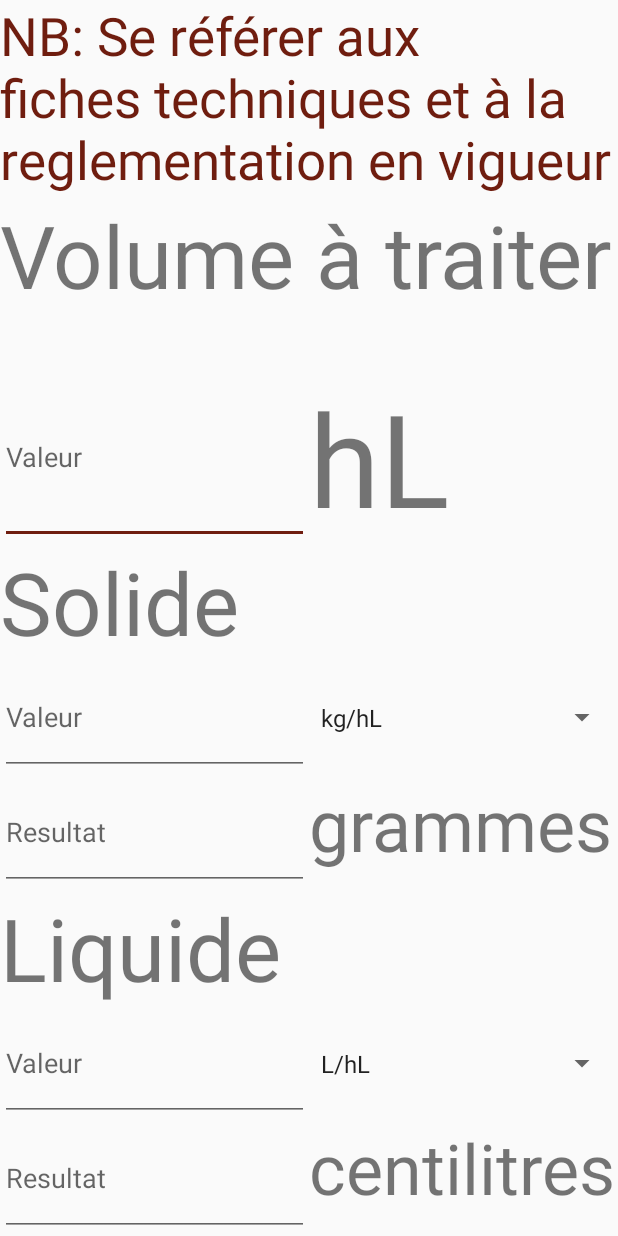
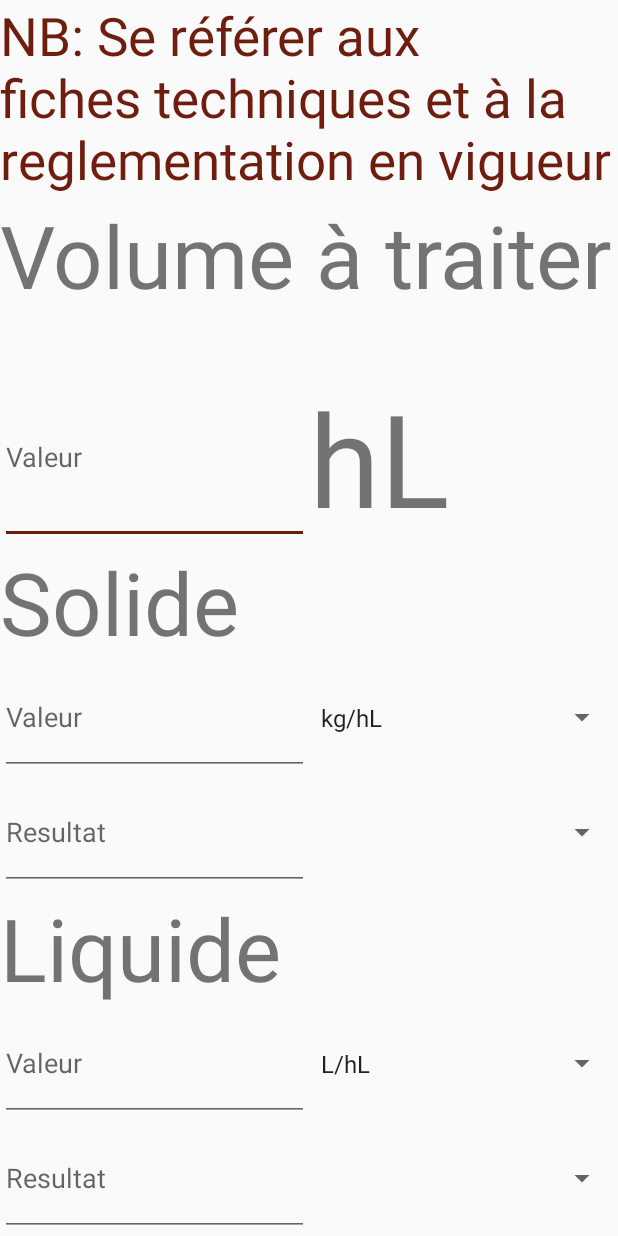
Before and after one commit to Hekmil/moreauoenoappclient, an Android app: the Ajout screen opened directly, with no data from a screen before it, on a phone screen of 412 x 824 dp. Run offline under Robolectric (Android 15) with nearby library versions, the phone set to English and light mode, and no system bars.

Commit message:
Version 14/11/2018

```diff
--- a/app/src/main/res/layout/activity_ajout.xml
+++ b/app/src/main/res/layout/activity_ajout.xml
@@ -129,13 +129,11 @@
                     android:hint="Resultat"
                     android:inputType="numberDecimal" />
 
-                <TextView
-                    android:id="@+id/textView14"
+                <Spinner
+                    android:id="@+id/spinner1"
                     android:layout_width="match_parent"
                     android:layout_height="match_parent"
-                    android:layout_weight="1"
-                    android:text="grammes"
-                    app:autoSizeTextType="uniform" />
+                    android:layout_weight="1" />
             </LinearLayout>
         </LinearLayout>
 
@@ -194,13 +192,11 @@
                     android:hint="Resultat"
                     android:inputType="numberDecimal" />
 
-                <TextView
-                    android:id="@+id/textView15"
+                <Spinner
+                    android:id="@+id/spinner1"
                     android:layout_width="match_parent"
                     android:layout_height="match_parent"
-                    android:layout_weight="1"
-                    android:text="centilitres"
-                    app:autoSizeTextType="uniform" />
+                    android:layout_weight="1" />
             </LinearLayout>
         </LinearLayout>
     </LinearLayout>
```
